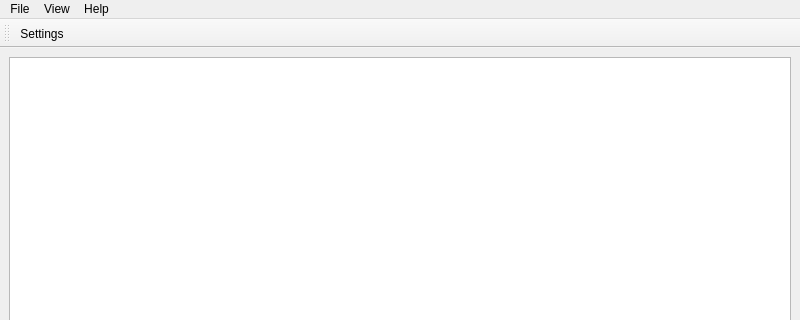
Old version of the form res/main.ui in the repository gergely-xyz/Flybook; both pictures show x 0 to 800 and y 0 to 320 of the 800 by 600 pixel window.
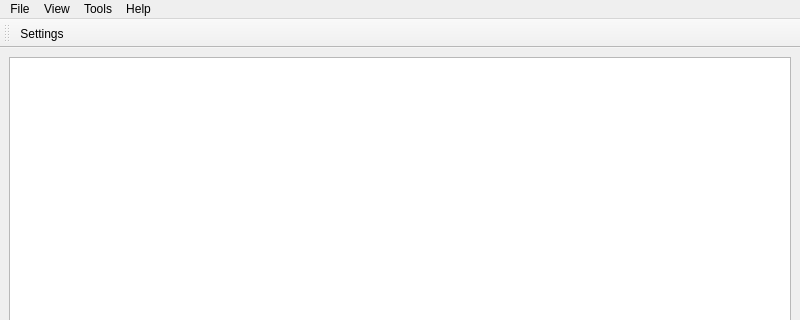
New version of the form.

What changed in the file:
```diff
--- a/res/main.ui
+++ b/res/main.ui
@@ -46,8 +46,14 @@
      <string>View</string>
     </property>
    </widget>
+   <widget class="QMenu" name="menuTools">
+    <property name="title">
+     <string>Tools</string>
+    </property>
+   </widget>
    <addaction name="menuFile"/>
    <addaction name="menuView"/>
+   <addaction name="menuTools"/>
    <addaction name="menuHelp"/>
   </widget>
   <widget class="QStatusBar" name="statusbar"/>
```
Left out of the diff: 18 changed lines with no effect on the pictures.
